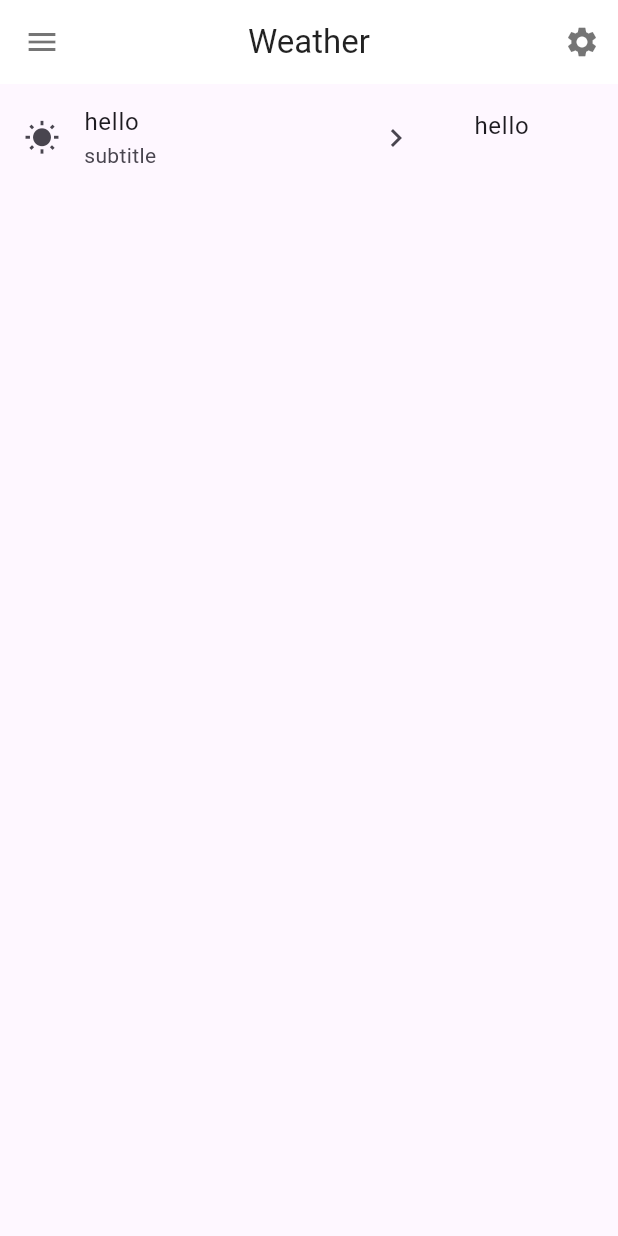
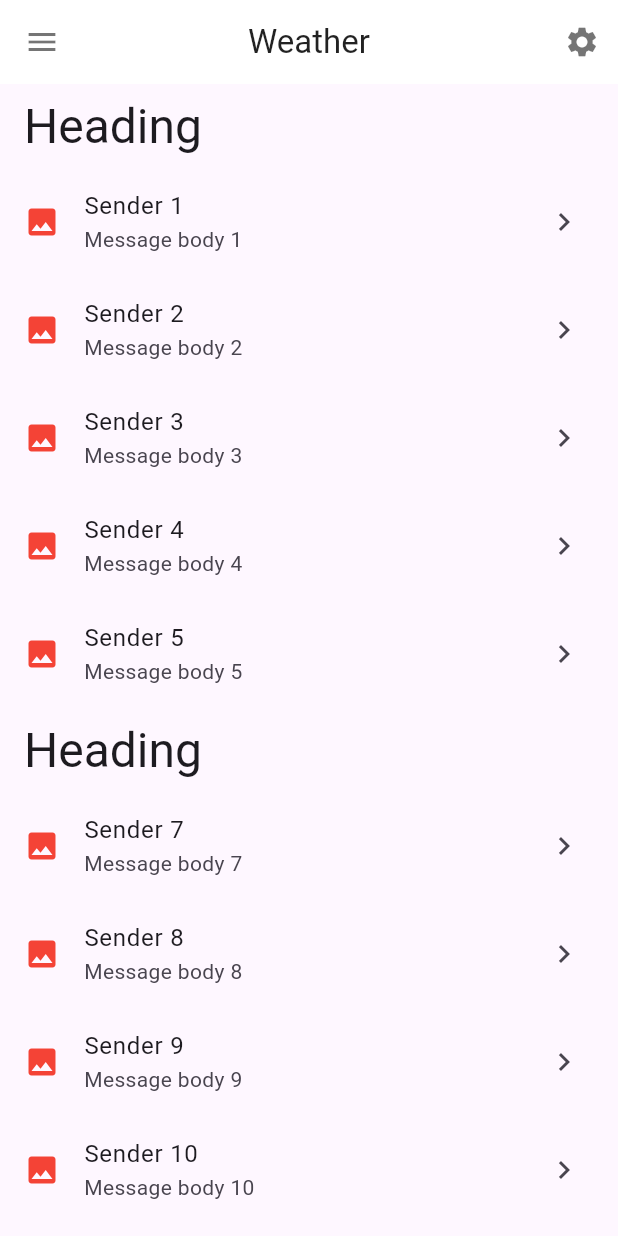
Before and after one commit to ZeaZ-pixel/flutter_counter, a Flutter app: the screen it shows after launch, on a phone screen of 412 x 824 dp. Run offline on Flutter 3.47's test engine with Material 3 defaults, Android fonts, the phone set to English and light mode, and no system bars.

Commit message:
added dynamic list

```diff
--- a/lib/main.dart
+++ b/lib/main.dart
@@ -45,19 +45,44 @@ class BodyListView extends StatelessWidget {
 }
 
 Widget _myListView() {
-  return ListView(
-    scrollDirection: Axis.horizontal,
-    itemExtent: 300,
-    children: const [
-      ListTile(
-        title: Text("hello"),
-        subtitle: Text('subtitle'),
-        leading: Icon(Icons.wb_sunny),
-        trailing: Icon(Icons.keyboard_arrow_right),
-      ),
-      ListTile(title: Text("hello")),
-      ListTile(title: Text("hello")),
-      ListTile(title: Text("hello")),
-    ],
+  final List<ListItem> items = List<ListItem>.generate(
+      10000,
+      (index) => index % 6.0 == 0
+          ? HeadingItem('Heading')
+          : MessageItem("Sender $index", "Message body $index"));
+  return ListView.builder(
+    itemCount: items.length,
+    itemBuilder: (context, index) {
+      final item = items[index];
+      if (item is HeadingItem) {
+        return ListTile(
+          title: Text(
+            item.heading,
+            style: Theme.of(context).textTheme.headlineLarge,
+          ),
+        );
+      } else if (item is MessageItem) {
+        return ListTile(
+          title: Text(item.sender),
+          subtitle: Text(item.body),
+          leading: const Icon(Icons.insert_photo, color: Colors.red),
+          trailing: const Icon(Icons.keyboard_arrow_right),
+        );
+      }
+      return null;
+    },
   );
 }
+
+abstract class ListItem {}
+
+class HeadingItem implements ListItem {
+  final String heading;
+  HeadingItem(this.heading);
+}
+
+class MessageItem implements ListItem {
+  final String sender;
+  final String body;
+  MessageItem(this.sender, this.body);
+}
```
